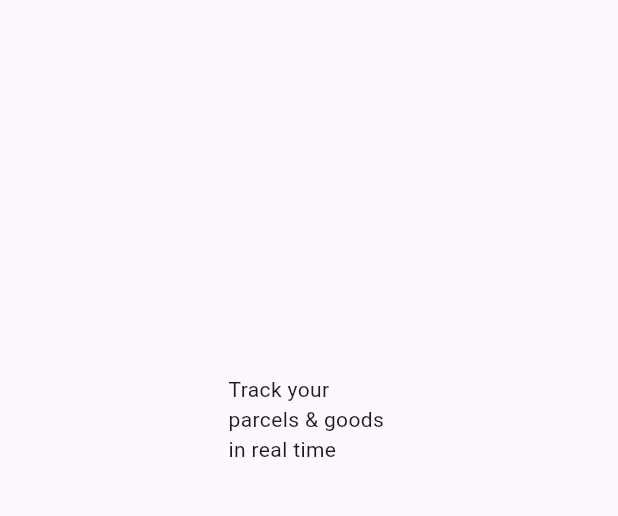
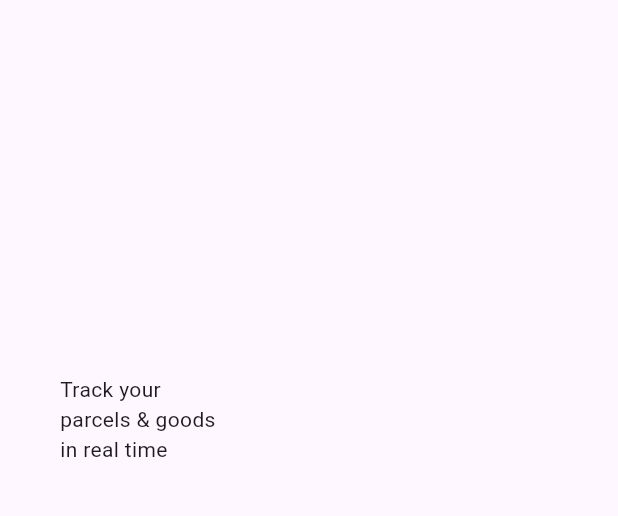
Before and after one commit to tinashemahwenda/trekr, a Flutter app: the screen it shows after launch, on a phone screen of 412 x 824 dp, the part 125-641 px from its top. Run offline on Flutter 3.47's test engine with Material 3 defaults, Android fonts, the phone set to English and light mode, and no system bars.

Commit message:
added a horizontal padding of 40px

```diff
--- a/lib/screens/trekr_search.dart
+++ b/lib/screens/trekr_search.dart
@@ -8,8 +8,12 @@ class TrekrSearch extends StatelessWidget {
     return Scaffold(
         body: SafeArea(
       child: Padding(
-        padding: const EdgeInsets.symmetric(vertical: 20.0),
+        padding: const EdgeInsets.symmetric(
+          vertical: 20.0,
+          horizontal: 40.0,
+        ),
         child: Column(
+          crossAxisAlignment: CrossAxisAlignment.start,
           children: [
             //logo text
             Center(
```
